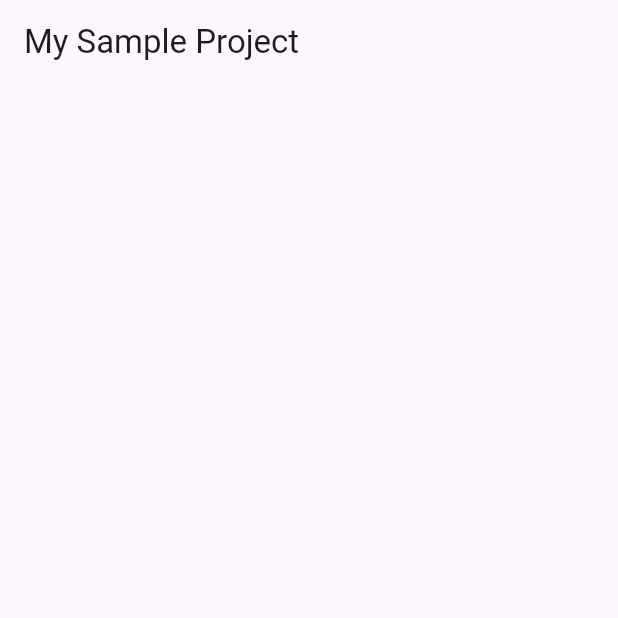
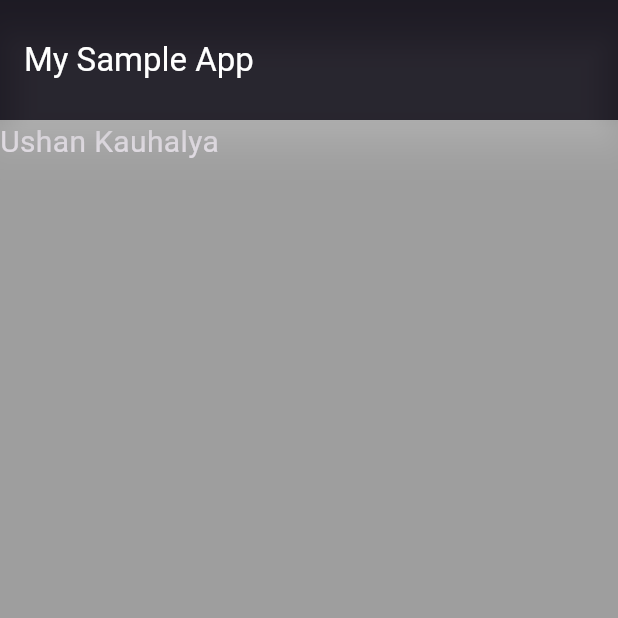
Before and after one commit to ushanwk/Flutter-Self-Learning-Room, a Flutter app: the screen it shows after launch, on a phone screen of 412 x 824 dp, the top half of it. Run offline on Flutter 3.47's test engine with Material 3 defaults, Android fonts, the light colour scheme and no system bars; our stand-ins replace device_preview; missing offline and left inert: dart:ffi.

Commit message:
Containers developing

```diff
--- a/flutter_application_3/lib/main.dart
+++ b/flutter_application_3/lib/main.dart
@@ -1,3 +1,5 @@
+import 'dart:ffi';
+
 import 'package:device_preview/device_preview.dart';
 import 'package:flutter/foundation.dart';
 import 'package:flutter/material.dart';
@@ -8,7 +10,7 @@ void main() {
       enabled: !kReleaseMode,
       builder: (context) => MyApp(), // Wrap your app
     ),
-  )
+  );
 }
 
 class MyApp extends StatelessWidget {
@@ -16,10 +18,11 @@ class MyApp extends StatelessWidget {
   @override
   Widget build(BuildContext context) {
     return MaterialApp(
+      debugShowCheckedModeBanner: false,
       title: 'Flutter Demo',
       theme: ThemeData(
-        colorScheme: ColorScheme.fromSeed(seedColor: Colors.deepPurple),
-        useMaterial3: true,
+        brightness: Brightness.dark,
+        primarySwatch: Colors.orange,
       ),
       home: MyHomePage(),
     );
@@ -31,7 +34,20 @@ class MyHomePage extends StatelessWidget {
   Widget build(BuildContext context) {
     return Scaffold(
       appBar: AppBar(
-        title: Text('My Sample Project'),
+        backgroundColor: Colors.black87,
+        title: const Text('My Sample App', style: TextStyle(color: Colors.white),),
+        toolbarHeight: 80,
+          elevation: 10,
+          shadowColor: Colors.white,
+      ),
+      body: Container(
+        height: double.infinity,
+        width: double.infinity,
+        color: Colors.grey,
+        child: const Text(
+          'Ushan Kauhalya',
+          style: TextStyle(fontSize: 20),
+        ),
       ),
     );
   }
```
